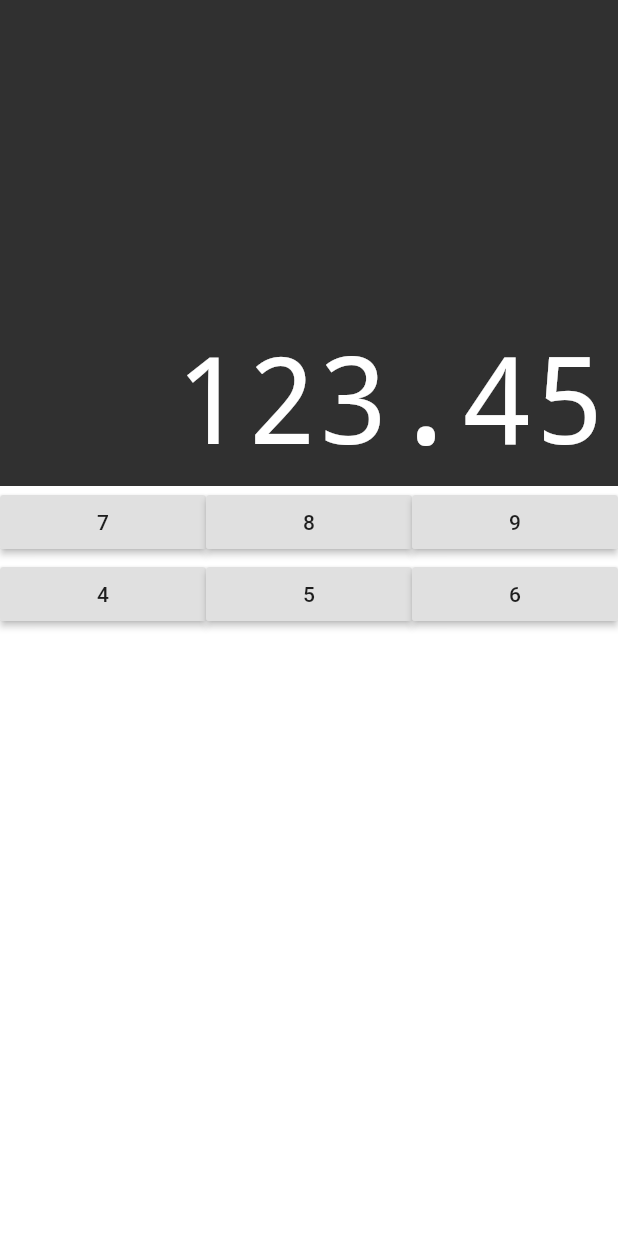
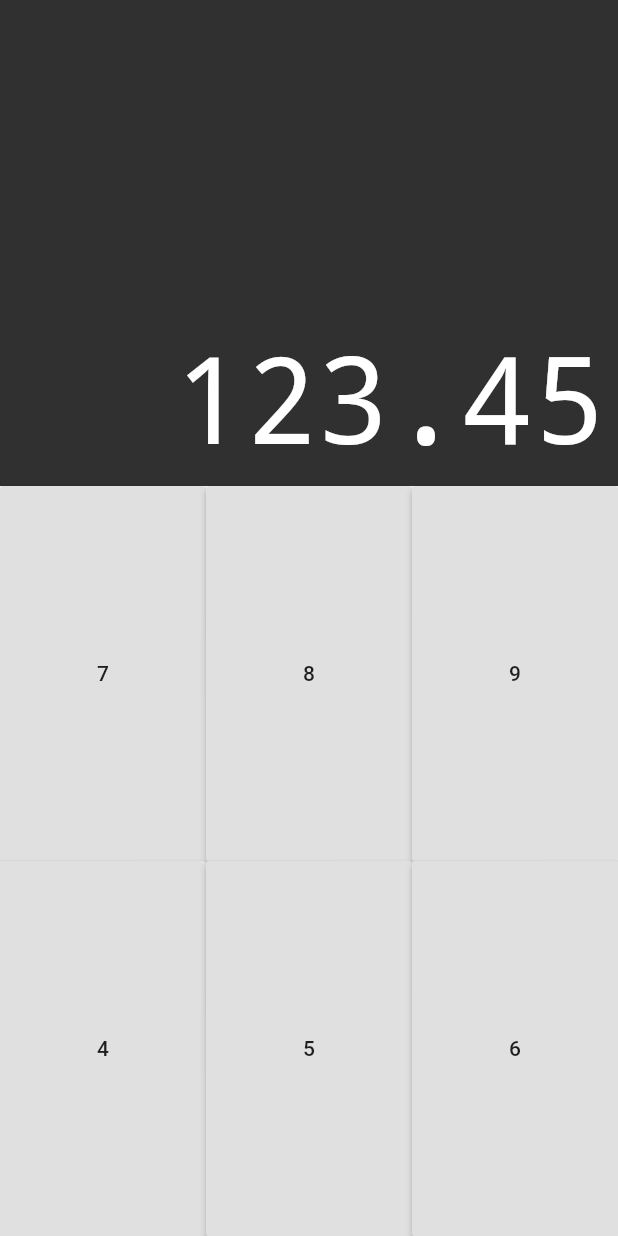
Before and after one commit to gisesonia/calculadoraflutter, a Flutter app: the screen it shows after launch, on a phone screen of 412 x 824 dp. Run offline on Flutter 3.47's test engine with Material 2 defaults, Android fonts, the phone set to English and light mode, and no system bars; drawn by our look-alikes of auto_size_text.

Commit message:
expandindo os botões com expanded

```diff
--- a/lib/components/button.dart
+++ b/lib/components/button.dart
@@ -10,6 +10,7 @@ class Button extends StatelessWidget {
   @override
   Widget build(BuildContext context) {
     return Expanded(
+      flex: 1,
       child: RaisedButton(
         child: Text(text),
         onPressed: () {},
--- a/lib/components/button_row.dart
+++ b/lib/components/button_row.dart
@@ -9,8 +9,12 @@ class ButtonRow extends StatelessWidget {
 
   @override
   Widget build(BuildContext context) {
-    return Row(
-      children: buttons,
+    return Expanded(
+      flex: 1,
+      child: Row(
+        crossAxisAlignment: CrossAxisAlignment.stretch,
+        children: buttons,
+      ),
     );
   }
 }
```
